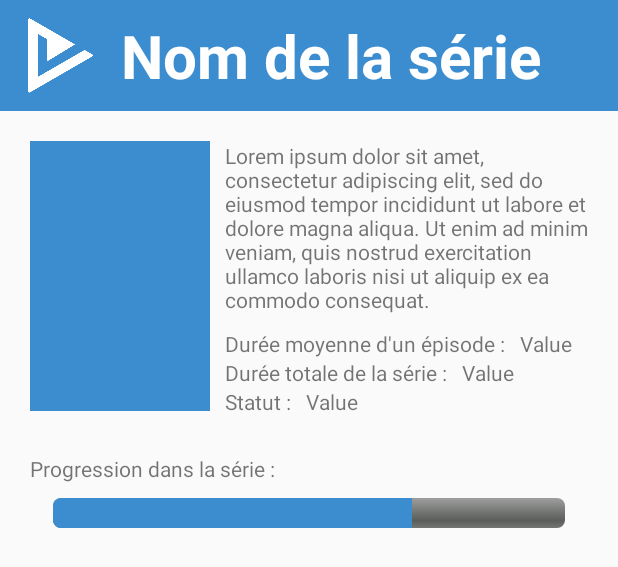
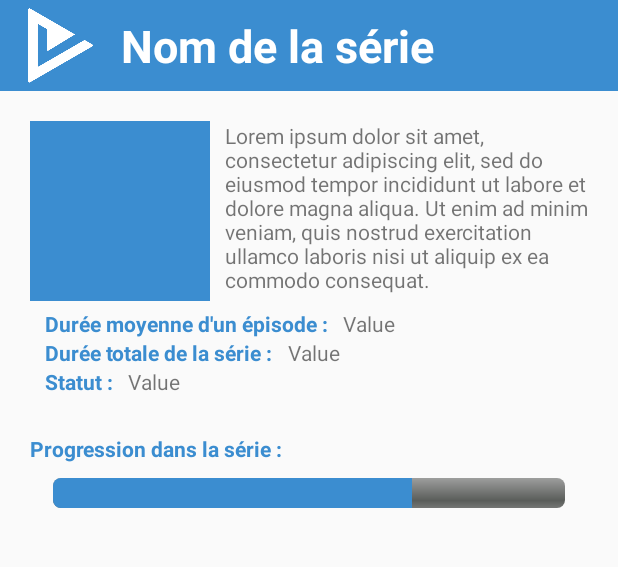
Before and after one commit to Ennaxore/L3_project_betaseriesApp, an Android app: the layout fiche_serie_activity.xml on its own in the app's theme, with its tools: preview values and no code run, on a phone screen of 412 x 824 dp. Shown: the top 567 px of the screen. Run offline under Robolectric (Android 15) with nearby library versions, the phone set to English and light mode, and no system bars; plain views replace JustifyTextView.

```diff
--- a/app/src/main/AndroidManifest.xml
+++ b/app/src/main/AndroidManifest.xml
@@ -20,6 +20,8 @@
         </activity>
         <activity android:name=".ConnectionActivity">
         </activity>
+        <activity android:name=".FicheSerieActivity">
+        </activity>
     </application>
 
 </manifest>
--- /dev/null
+++ b/app/src/main/java/com/projet/roxanne_thomas/betaserie/Genres.java
@@ -0,0 +1,4 @@
+package com.projet.roxanne_thomas.betaserie;
+
+public class Genres {
+}
--- a/app/src/main/res/layout/activity_main.xml
+++ b/app/src/main/res/layout/activity_main.xml
@@ -39,8 +39,7 @@
         android:textColor="@color/declination7"
         android:textSize="16sp"
         android:text="@string/connexion"
-        android:textStyle="bold"
-        android:onClick="toConnection"/>
+        android:textStyle="bold"/>
     <Button
         android:id="@+id/ins_button"
         android:layout_width="200dp"
--- a/app/src/main/res/layout/fiche_serie_activity.xml
+++ b/app/src/main/res/layout/fiche_serie_activity.xml
@@ -25,7 +25,7 @@
             android:layout_marginLeft="15dp"
             android:layout_toRightOf="@+id/iv_logo"
             android:text="@string/serie_name"
-            android:textSize="40sp"
+            android:textSize="30sp"
             android:textStyle="bold"
             android:textColor="@color/white"/>
     </RelativeLayout>
@@ -38,7 +38,7 @@
         <ImageView
             android:id="@+id/iv_serie"
             android:layout_width="120dp"
-            android:layout_height="180dp"
+            android:layout_height="120dp"
             android:background="@color/mainColor1"/>
 
         <me.biubiubiu.justifytext.library.JustifyTextView
@@ -55,13 +55,14 @@
             android:layout_width="wrap_content"
             android:layout_height="wrap_content"
             android:layout_below="@id/tv_serie_resume"
-            android:layout_toRightOf="@id/iv_serie"
             android:layout_marginLeft="10dp">
             <TextView
                 android:layout_width="wrap_content"
                 android:layout_height="wrap_content"
                 android:layout_marginRight="10dp"
-                android:text="@string/resume_episode_time"/>
+                android:text="@string/resume_episode_time"
+                android:textColor="@color/mainColor1"
+                android:textStyle="bold"/>
             <TextView
                 android:layout_width="wrap_content"
                 android:layout_height="wrap_content"
@@ -72,13 +73,14 @@
             android:layout_width="wrap_content"
             android:layout_height="wrap_content"
             android:layout_below="@id/resume_1"
-            android:layout_toRightOf="@id/iv_serie"
             android:layout_marginLeft="10dp">
             <TextView
                 android:layout_width="wrap_content"
                 android:layout_height="wrap_content"
                 android:layout_marginRight="10dp"
-                android:text="@string/resume_total_time"/>
+                android:text="@string/resume_total_time"
+                android:textColor="@color/mainColor1"
+                android:textStyle="bold"/>
             <TextView
                 android:layout_width="wrap_content"
                 android:layout_height="wrap_content"
@@ -89,14 +91,15 @@
             android:layout_width="wrap_content"
             android:layout_height="wrap_content"
             android:layout_below="@id/resume_2"
-            android:layout_toRightOf="@id/iv_serie"
             android:layout_marginLeft="10dp"
             android:layout_marginBottom="25dp">
             <TextView
                 android:layout_width="wrap_content"
                 android:layout_height="wrap_content"
                 android:layout_marginRight="10dp"
-                android:text="@string/resume_serie_statut"/>
+                android:text="@string/resume_serie_statut"
+                android:textColor="@color/mainColor1"
+                android:textStyle="bold"/>
             <TextView
                 android:layout_width="wrap_content"
                 android:layout_height="wrap_content"
@@ -109,7 +112,9 @@
             android:layout_height="wrap_content"
             android:layout_marginBottom="10dp"
             android:layout_below="@id/resume_3"
-            android:text="@string/progress_text"/>
+            android:text="@string/progress_text"
+            android:textColor="@color/mainColor1"
+            android:textStyle="bold"/>
         <ProgressBar
             android:id="@+id/progress_horizontal"
             android:layout_width="match_parent"
```
Also changed, not shown: app/build.gradle (+10 -0 lines), app/src/main/java/com/projet/roxanne_thomas/betaserie/BetaseriesCall.java (added, +13 -0 lines), app/src/main/java/com/projet/roxanne_thomas/betaserie/FicheSerieActivity.java (+9 -2 lines).
